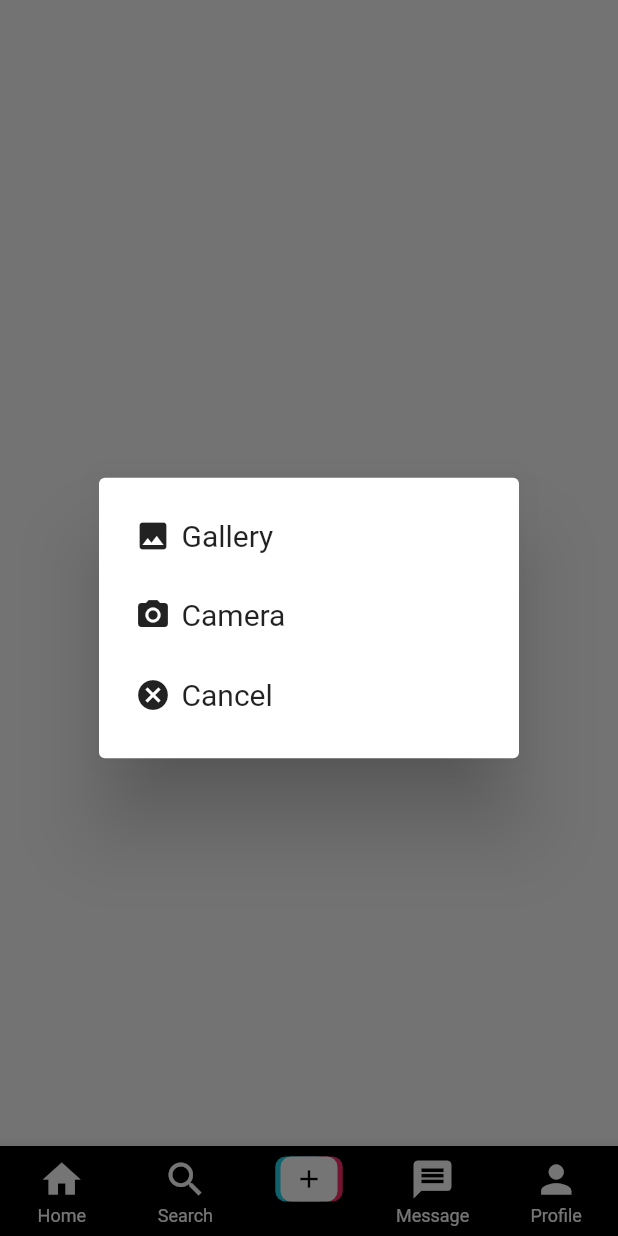
After one commit to follow-org/follow-frontend, a Flutter app: the HomeScreen screen opened directly, item 3 of the bottom bar chosen, after a tap on "Add Video", on a phone screen of 412 x 824 dp. The commit adds this screen. Run offline on Flutter 3.47's test engine with Material 2 defaults, Android fonts, the phone set to English and light mode, and no system bars; our stand-ins replace animated_splash_screen, get, image_picker.

```diff
--- a/lib/constants.dart
+++ b/lib/constants.dart
@@ -1,4 +1,13 @@
 import 'package:flutter/material.dart';
+import 'package:follow_app/views/screens/add_video_screen.dart';
+
+const pages = [
+  Text('Home Screen'),
+  Text('Saerch Screen Screen'),
+  AddVideoScreen(),
+  Text('Messages Screen'),
+  Text('Profile Screen')
+];
 
 class AppColors {
   AppColors._();
--- a/lib/main.dart
+++ b/lib/main.dart
@@ -1,5 +1,7 @@
 import 'package:flutter/material.dart';
 import 'package:follow_app/constants.dart';
+import 'package:follow_app/views/screens/auth/login_screen.dart';
+import 'package:follow_app/views/screens/home/home_screen.dart';
 import 'package:follow_app/views/screens/splash/splash_screen.dart';
 import 'package:get/get.dart';
 
--- /dev/null
+++ b/lib/views/screens/add_video_screen.dart
@@ -0,0 +1,100 @@
+import 'package:flutter/material.dart';
+import 'package:follow_app/constants.dart';
+import 'package:follow_app/views/screens/confirm_screen.dart';
+import 'package:image_picker/image_picker.dart';
+
+class AddVideoScreen extends StatelessWidget {
+  const AddVideoScreen({super.key});
+
+  pickVideo(ImageSource src, BuildContext context) async {
+    final video = await ImagePicker().pickVideo(source: src);
+    if (video != null) {
+      Navigator.of(context).push(
+        MaterialPageRoute(
+          builder: (context) => ConfirmScreen(),
+        ),
+      );
+    }
+  }
+
+  showOptionsDialog(BuildContext context) {
+    return showDialog(
+      context: context,
+      builder: (context) => SimpleDialog(
+        children: [
+          SimpleDialogOption(
+            onPressed: () => pickVideo(ImageSource.gallery, context),
+            child: Row(
+              children: const [
+                Icon(Icons.image),
+                Padding(
+                  padding: EdgeInsets.all(7.0),
+                  child: Text(
+                    'Gallery',
+                    style: TextStyle(fontSize: 20),
+                  ),
+                )
+              ],
+            ),
+          ),
+          SimpleDialogOption(
+            onPressed: () => pickVideo(ImageSource.camera, context),
+            child: Row(
+              children: const [
+                Icon(Icons.camera_alt),
+                Padding(
+                  padding: EdgeInsets.all(7.0),
+                  child: Text(
+                    'Camera',
+                    style: TextStyle(fontSize: 20),
+                  ),
+                )
+              ],
+            ),
+          ),
+          SimpleDialogOption(
+            onPressed: () => Navigator.of(context).pop(),
+            child: Row(
+              children: const [
+                Icon(Icons.cancel),
+                Padding(
+                  padding: EdgeInsets.all(7.0),
+                  child: Text(
+                    'Cancel',
+                    style: TextStyle(fontSize: 20),
+                  ),
+                )
+              ],
+            ),
+          ),
+        ],
+      ),
+    );
+  }
+
+  @override
+  Widget build(BuildContext context) {
+    return Scaffold(
+      body: Center(
+        child: InkWell(
+          onTap: () => showOptionsDialog(context),
+          child: Container(
+            width: 190,
+            height: 50,
+            decoration: const BoxDecoration(color: AppColors.buttonColor),
+            child: const Center(
+              child: Text(
+                'Add Video',
+                style: TextStyle(
+                  fontSize: 20,
+                  color: Colors.black,
+                  fontWeight: FontWeight.bold,
+                ),
+              ),
+            ),
+          ),
+        ),
+      ),
+    );
+  }
+}
--- /dev/null
+++ b/lib/views/screens/confirm_screen.dart
@@ -0,0 +1,10 @@
+import 'package:flutter/material.dart';
+
+class ConfirmScreen extends StatelessWidget {
+  const ConfirmScreen({super.key});
+
+  @override
+  Widget build(BuildContext context) {
+    return Container();
+  }
+}
--- /dev/null
+++ b/lib/views/screens/home/home_screen.dart
@@ -0,0 +1,58 @@
+import 'package:flutter/material.dart';
+import 'package:flutter/src/widgets/container.dart';
+import 'package:flutter/src/widgets/framework.dart';
+import 'package:follow_app/constants.dart';
+import '../../widgets/custom_icon.dart';
+
+class HomeScreen extends StatefulWidget {
+  const HomeScreen({super.key});
+
+  @override
+  State<HomeScreen> createState() => _HomeScreenState();
+}
+
+class _HomeScreenState extends State<HomeScreen> {
+  int pageIdx = 0;
+
+  @override
+  Widget build(BuildContext context) {
+    return Scaffold(
+      backgroundColor: AppColors.black,
+      bottomNavigationBar: BottomNavigationBar(
+        onTap: (idx) {
+          setState(() {
+            pageIdx = idx;
+          });
+        },
+        type: BottomNavigationBarType.fixed,
+        backgroundColor: AppColors.backgroundColor,
+        selectedItemColor: Colors.red,
+        unselectedItemColor: Colors.white,
+        currentIndex: pageIdx,
+        items: const [
+          BottomNavigationBarItem(
+            icon: Icon(Icons.home, size: 30),
+            label: 'Home',
+          ),
+          BottomNavigationBarItem(
+            icon: Icon(Icons.search, size: 30),
+            label: 'Search',
+          ),
+          BottomNavigationBarItem(
+            icon: CustomIcon(),
+            label: '',
+          ),
+          BottomNavigationBarItem(
+            icon: Icon(Icons.message, size: 30),
+            label: 'Message',
+          ),
+          BottomNavigationBarItem(
+            icon: Icon(Icons.person, size: 30),
+            label: 'Profile',
+          ),
+        ],
+      ),
+      body: pages[pageIdx],
+    );
+  }
+}
--- /dev/null
+++ b/lib/views/widgets/custom_icon.dart
@@ -0,0 +1,62 @@
+import 'package:flutter/material.dart';
+
+class CustomIcon extends StatelessWidget {
+  const CustomIcon({super.key});
+
+  @override
+  Widget build(BuildContext context) {
+    return SizedBox(
+      width: 45,
+      height: 30,
+      child: Stack(
+        children: [
+          Container(
+            margin: const EdgeInsets.only(
+              left: 10,
+            ),
+            width: 38,
+            decoration: BoxDecoration(
+              color: const Color.fromARGB(
+                255,
+                250,
+                45,
+                108,
+              ),
+              borderRadius: BorderRadius.circular(7),
+            ),
+          ),
+          Container(
+            margin: const EdgeInsets.only(
+              right: 10,
+            ),
+            width: 38,
+            decoration: BoxDecoration(
+              color: const Color.fromARGB(
+                255,
+                32,
+                211,
+                234,
+              ),
+              borderRadius: BorderRadius.circular(7),
+            ),
+          ),
+          Center(
+            child: Container(
+              height: double.infinity,
+              width: 38,
+              decoration: BoxDecoration(
+                color: Colors.white,
+                borderRadius: BorderRadius.circular(7),
+              ),
+              child: const Icon(
+                Icons.add,
+                color: Colors.black,
+                size: 20,
+              ),
+            ),
+          ),
+        ],
+      ),
+    );
+  }
+}
--- a/lib/views/widgets/text_input_field.dart
+++ b/lib/views/widgets/text_input_field.dart
@@ -38,6 +38,7 @@ import 'package:flutter/services.dart';
 import 'package:follow_app/constants.dart';
 import 'package:follow_app/helper/util_extensions.dart';
 
+// ignore: must_be_immutable
 class CustomTextField extends StatelessWidget {
   final Widget? icon;
   final String label;
@@ -89,6 +90,7 @@ class CustomTextField extends StatelessWidget {
     this.errorStyle,
     this.textAlign,
   }) : super(key: key);
+
   @override
   Widget build(BuildContext context) {
     return TextFormField(
--- a/pubspec.yaml
+++ b/pubspec.yaml
@@ -33,6 +33,7 @@ dependencies:
     sdk: flutter
   get:
   animated_splash_screen:
+  image_picker: ^0.8.6
 
 
   # The following adds the Cupertino Icons font to your application.
```
Also changed, not shown: pubspec.lock.
